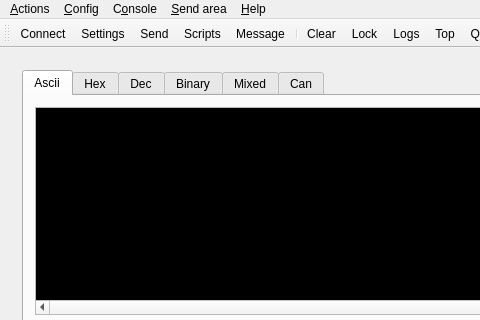
This is ScriptCommunicator/mainwindow.ui in szieke/ScriptCommunicator_serial-terminal as Qt 5 draws it before an edit; both pictures show x 0 to 480 and y 0 to 320 of the 1183 by 786 pixel window. The edited form follows.
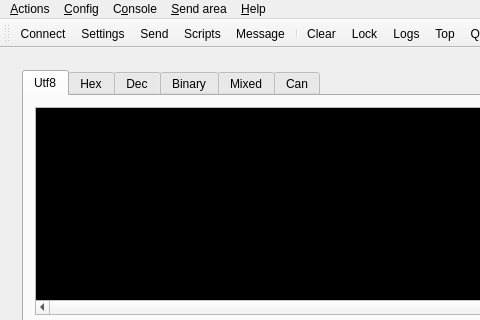
This is the edited form. Icons and pictures are not drawn. Custom widgets are drawn as their Qt base class.

What changed in the file:
```diff
--- a/ScriptCommunicator/mainwindow.ui
+++ b/ScriptCommunicator/mainwindow.ui
@@ -61,7 +61,7 @@
            </property>
            <widget class="QWidget" name="tabAscii">
             <attribute name="title">
-             <string>Ascii</string>
+             <string>Utf8</string>
             </attribute>
             <layout class="QVBoxLayout" name="verticalLayout_14">
              <item>
```
Left out of the diff: 6 changed lines with no effect on the pictures.
